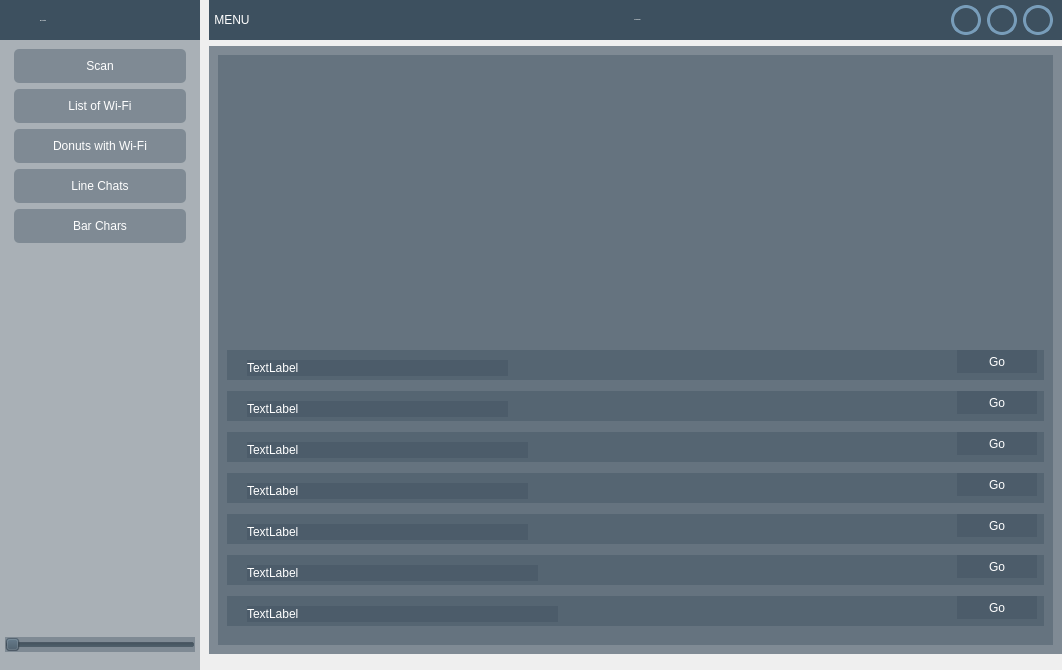
First picture: the form in interface.ui, repository Loftkn/wifi, before the edit.
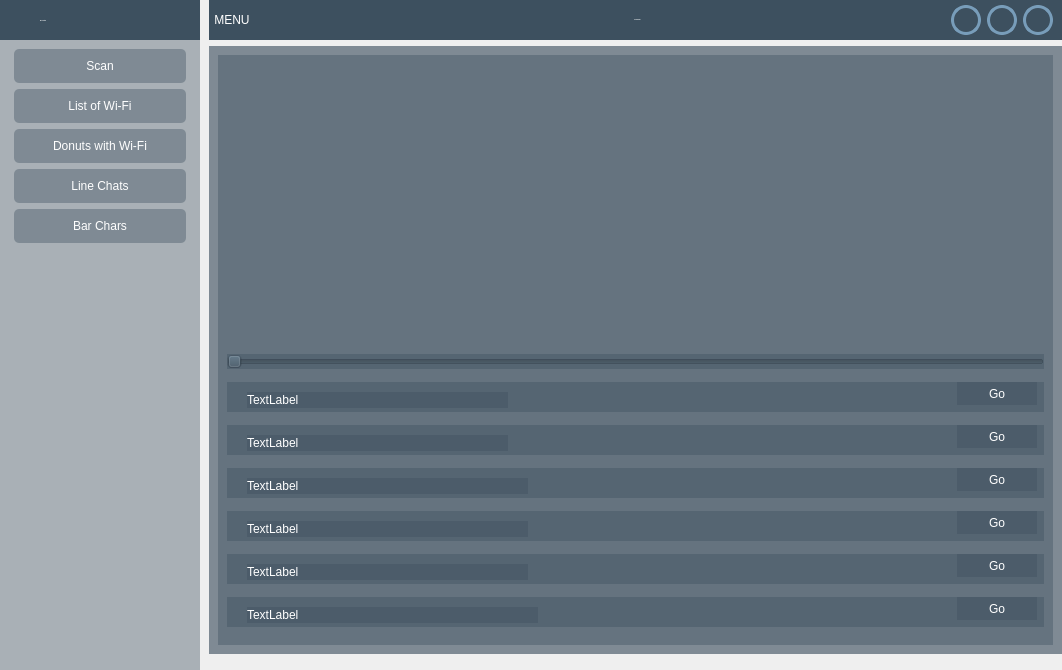
Second picture: the form after the edit. Icons and pictures are not drawn.

The edit to the form file:
```diff
--- a/interface.ui
+++ b/interface.ui
@@ -293,13 +293,6 @@
             </layout>
            </widget>
           </item>
-          <item>
-           <widget class="QSlider" name="horizontalSlider">
-            <property name="orientation">
-             <enum>Qt::Horizontal</enum>
-            </property>
-           </widget>
-          </item>
          </layout>
         </widget>
        </item>
@@ -814,7 +807,14 @@
                   </widget>
                  </item>
                  <item>
-                  <widget class="QFrame" name="frame_100">
+                  <widget class="QSlider" name="horizontalSlider">
+                   <property name="orientation">
+                    <enum>Qt::Horizontal</enum>
+                   </property>
+                  </widget>
+                 </item>
+                 <item>
+                  <widget class="QFrame" name="list_wifi_frame0">
                    <property name="maximumSize">
                     <size>
                      <width>16777215</width>
@@ -827,7 +827,7 @@
                    <property name="frameShadow">
                     <enum>QFrame::Raised</enum>
                    </property>
-                   <widget class="QPushButton" name="pushButton_100">
+                   <widget class="QPushButton" name="list_wifi_pushButton0">
                     <property name="geometry">
                      <rect>
                       <x>730</x>
@@ -840,7 +840,7 @@
                      <string>Go</string>
                     </property>
                    </widget>
-                   <widget class="QLabel" name="label_3">
+                   <widget class="QLabel" name="list_wifi_label_3">
                     <property name="geometry">
                      <rect>
                       <x>20</x>
@@ -1065,48 +1065,6 @@
                    </widget>
                   </widget>
                  </item>
-                 <item>
-                  <widget class="QFrame" name="frame_106">
-                   <property name="maximumSize">
-                    <size>
-                     <width>16777215</width>
-                     <height>30</height>
-                    </size>
-                   </property>
-                   <property name="frameShape">
-                    <enum>QFrame::StyledPanel</enum>
-                   </property>
-                   <property name="frameShadow">
-                    <enum>QFrame::Raised</enum>
-                   </property>
-                   <widget class="QPushButton" name="pushButton_106">
-                    <property name="geometry">
-                     <rect>
-                      <x>730</x>
-                      <y>0</y>
-                      <width>80</width>
-                      <height>23</height>
-                     </rect>
-                    </property>
-                    <property name="text">
-                     <string>Go</string>
-                    </property>
-                   </widget>
-                   <widget class="QLabel" name="label_9">
-                    <property name="geometry">
-                     <rect>
-                      <x>20</x>
-                      <y>10</y>
-                      <width>311</width>
-                      <height>16</height>
-                     </rect>
-                    </property>
-                    <property name="text">
-                     <string>TextLabel</string>
-                    </property>
-                   </widget>
-                  </widget>
-                 </item>
                 </layout>
                </widget>
               </item>
```
Left out of the diff: 74 changed lines with no effect on the pictures.
